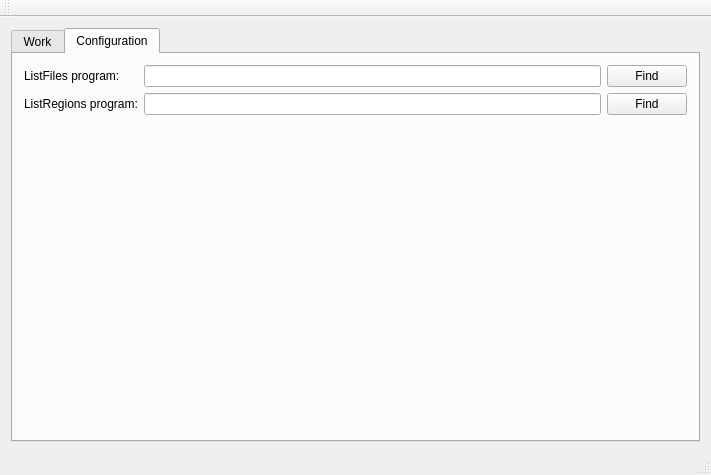
Qt form ui/mainwindow.ui (mfkiwl/pivmake-gui) before a commit.
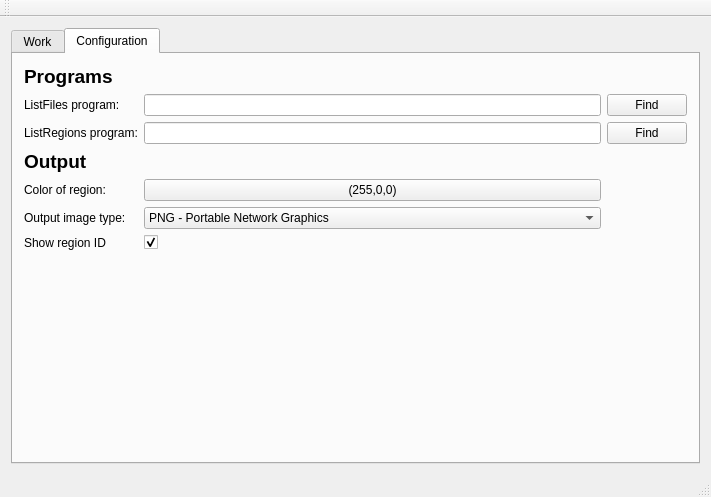
The same form after that commit. The open tabs and pages were chosen to show the change. Icons and pictures are not drawn.

```diff
--- a/ui/mainwindow.ui
+++ b/ui/mainwindow.ui
@@ -7,7 +7,7 @@
     <x>0</x>
     <y>0</y>
     <width>711</width>
-    <height>475</height>
+    <height>497</height>
    </rect>
   </property>
   <property name="windowTitle">
@@ -237,7 +237,14 @@
        <layout class="QVBoxLayout" name="verticalLayout_3">
         <item>
          <layout class="QGridLayout" name="gridLayout_3">
-          <item row="0" column="1">
+          <item row="4" column="0">
+           <widget class="QLabel" name="label_10">
+            <property name="text">
+             <string>Color of region:</string>
+            </property>
+           </widget>
+          </item>
+          <item row="1" column="1">
            <widget class="QLineEdit" name="lineEdit_program_listfiles">
             <property name="toolTip">
              <string>&lt;html&gt;&lt;head/&gt;&lt;body&gt;&lt;p&gt;The program filename &lt;span style=&quot; font-weight:600;&quot;&gt;&amp;quot;listfiles&amp;quot; &lt;/span&gt;or &lt;span style=&quot; font-weight:600;&quot;&gt;&amp;quot;listfiles.exe&amp;quot;&lt;/span&gt; if It is in the system path. In other cases should be wrote the complete path of the program.&lt;/p&gt;&lt;/body&gt;&lt;/html&gt;</string>
@@ -247,28 +254,28 @@
             </property>
            </widget>
           </item>
-          <item row="1" column="1">
+          <item row="2" column="1">
            <widget class="QLineEdit" name="lineEdit_program_listregions">
             <property name="toolTip">
              <string>&lt;html&gt;&lt;head/&gt;&lt;body&gt;&lt;p&gt;The program filename &lt;span style=&quot; font-weight:600;&quot;&gt;&amp;quot;listregions&amp;quot; &lt;/span&gt;or &lt;span style=&quot; font-weight:600;&quot;&gt;&amp;quot;listregions.exe&amp;quot;&lt;/span&gt; if It is in the system path. In other cases should be wrote the complete path of the program.&lt;/p&gt;&lt;/body&gt;&lt;/html&gt;</string>
             </property>
            </widget>
           </item>
-          <item row="0" column="0">
+          <item row="1" column="0">
            <widget class="QLabel" name="label_8">
             <property name="text">
              <string>ListFiles program:</string>
             </property>
            </widget>
           </item>
-          <item row="1" column="0">
+          <item row="2" column="0">
            <widget class="QLabel" name="label_9">
             <property name="text">
              <string>ListRegions program:</string>
             </property>
            </widget>
           </item>
-          <item row="0" column="2">
+          <item row="1" column="2">
            <widget class="QPushButton" name="pushButton_find_program_listfiles">
             <property name="toolTip">
              <string>&lt;html&gt;&lt;head/&gt;&lt;body&gt;&lt;p&gt;Find and select the &lt;span style=&quot; font-weight:600;&quot;&gt;&amp;quot;listfiles&amp;quot;&lt;/span&gt; or &lt;span style=&quot; font-weight:600;&quot;&gt;&amp;quot;listfiles.exe&amp;quot;&lt;/span&gt; program.&lt;/p&gt;&lt;/body&gt;&lt;/html&gt;</string>
@@ -282,7 +289,21 @@
             </property>
            </widget>
           </item>
-          <item row="1" column="2">
+          <item row="0" column="0">
+           <widget class="QLabel" name="label_11">
+            <property name="font">
+             <font>
+              <pointsize>14</pointsize>
+              <weight>75</weight>
+              <bold>true</bold>
+             </font>
+            </property>
+            <property name="text">
+             <string>Programs</string>
+            </property>
+           </widget>
+          </item>
+          <item row="2" column="2">
            <widget class="QPushButton" name="pushButton_find_program_listregions">
             <property name="toolTip">
              <string>&lt;html&gt;&lt;head/&gt;&lt;body&gt;&lt;p&gt;Find and select the &lt;span style=&quot; font-weight:600;&quot;&gt;&amp;quot;listregions&amp;quot;&lt;/span&gt; or &lt;span style=&quot; font-weight:600;&quot;&gt;&amp;quot;listregions.exe&amp;quot;&lt;/span&gt; program.&lt;/p&gt;&lt;/body&gt;&lt;/html&gt;</string>
@@ -296,7 +317,7 @@
             </property>
            </widget>
           </item>
-          <item row="2" column="1">
+          <item row="7" column="1">
            <spacer name="verticalSpacer">
             <property name="orientation">
              <enum>Qt::Vertical</enum>
@@ -309,6 +330,65 @@
             </property>
            </spacer>
           </item>
+          <item row="5" column="0">
+           <widget class="QLabel" name="label_13">
+            <property name="text">
+             <string>Output image type:</string>
+            </property>
+           </widget>
+          </item>
+          <item row="3" column="0">
+           <widget class="QLabel" name="label_12">
+            <property name="font">
+             <font>
+              <pointsize>14</pointsize>
+              <weight>75</weight>
+              <bold>true</bold>
+             </font>
+            </property>
+            <property name="text">
+             <string>Output</string>
+            </property>
+           </widget>
+          </item>
+          <item row="6" column="0">
+           <widget class="QLabel" name="label_14">
+            <property name="text">
+             <string>Show region ID</string>
+            </property>
+           </widget>
+          </item>
+          <item row="5" column="1">
+           <widget class="QComboBox" name="comboBox_output_image_type">
+            <item>
+             <property name="text">
+              <string>PNG - Portable Network Graphics</string>
+             </property>
+            </item>
+            <item>
+             <property name="text">
+              <string>BMP - Bits Maps Protocole</string>
+             </property>
+            </item>
+           </widget>
+          </item>
+          <item row="4" column="1">
+           <widget class="QPushButton" name="pushButton_color_region">
+            <property name="text">
+             <string>(255,0,0)</string>
+            </property>
+           </widget>
+          </item>
+          <item row="6" column="1">
+           <widget class="QCheckBox" name="checkBox_show_region_id">
+            <property name="text">
+             <string/>
+            </property>
+            <property name="checked">
+             <bool>true</bool>
+            </property>
+           </widget>
+          </item>
          </layout>
         </item>
        </layout>
```
Left out of the diff: 22 changed lines with no effect on the pictures.
